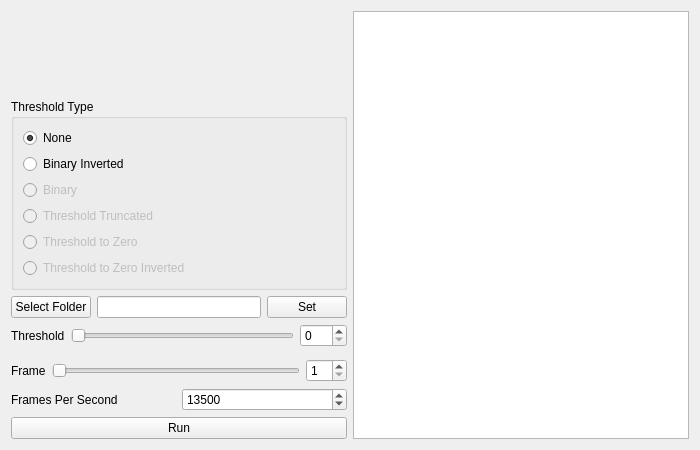
This is frequencydetection.ui in Tokyo-MQP-2024/IgniteCV as Qt 5 draws it before an edit. The edited form follows.
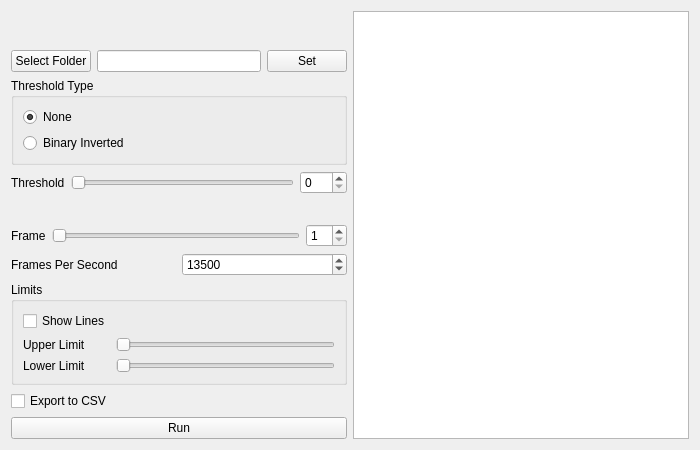
This is the edited form. Custom widgets are drawn as their Qt base class.

The edit to the form file:
```diff
--- a/frequencydetection.ui
+++ b/frequencydetection.ui
@@ -17,112 +17,6 @@
    <string>Form</string>
   </property>
   <layout class="QGridLayout" name="gridLayout">
-   <item row="4" column="0">
-    <layout class="QHBoxLayout" name="threshold">
-     <property name="sizeConstraint">
-      <enum>QLayout::SizeConstraint::SetFixedSize</enum>
-     </property>
-     <item>
-      <widget class="QLabel" name="label_6">
-       <property name="text">
-        <string>Threshold</string>
-       </property>
-      </widget>
-     </item>
-     <item>
-      <widget class="QSlider" name="thresholdSlider">
-       <property name="maximum">
-        <number>255</number>
-       </property>
-       <property name="orientation">
-        <enum>Qt::Orientation::Horizontal</enum>
-       </property>
-      </widget>
-     </item>
-     <item>
-      <widget class="QSpinBox" name="spinBox_2">
-       <property name="maximum">
-        <number>255</number>
-       </property>
-      </widget>
-     </item>
-    </layout>
-   </item>
-   <item row="0" column="0">
-    <spacer name="verticalSpacer">
-     <property name="orientation">
-      <enum>Qt::Orientation::Vertical</enum>
-     </property>
-     <property name="sizeHint" stdset="0">
-      <size>
-       <width>20</width>
-       <height>40</height>
-      </size>
-     </property>
-    </spacer>
-   </item>
-   <item row="7" column="0">
-    <layout class="QHBoxLayout" name="fpsLayout">
-     <item>
-      <widget class="QLabel" name="label_2">
-       <property name="text">
-        <string>Frames Per Second</string>
-       </property>
-      </widget>
-     </item>
-     <item>
-      <widget class="QSpinBox" name="spinBox_3">
-       <property name="minimum">
-        <number>1</number>
-       </property>
-       <property name="maximum">
-        <number>9999999</number>
-       </property>
-       <property name="value">
-        <number>13500</number>
-       </property>
-      </widget>
-     </item>
-    </layout>
-   </item>
-   <item row="6" column="0">
-    <layout class="QHBoxLayout" name="horizontalLayout_2">
-     <item>
-      <widget class="QLabel" name="label">
-       <property name="text">
-        <string>Frame</string>
-       </property>
-      </widget>
-     </item>
-     <item>
-      <widget class="QSlider" name="horizontalSlider">
-       <property name="minimum">
-        <number>1</number>
-       </property>
-       <property name="orientation">
-        <enum>Qt::Orientation::Horizontal</enum>
-       </property>
-      </widget>
-     </item>
-     <item>
-      <widget class="QSpinBox" name="spinBox">
-       <property name="minimum">
-        <number>1</number>
-       </property>
-      </widget>
-     </item>
-    </layout>
-   </item>
-   <item row="0" column="2" rowspan="9">
-    <widget class="qgraphicsviewresize" name="graphicsView">
-     <property name="verticalScrollBarPolicy">
-      <enum>Qt::ScrollBarPolicy::ScrollBarAlwaysOff</enum>
-     </property>
-     <property name="horizontalScrollBarPolicy">
-      <enum>Qt::ScrollBarPolicy::ScrollBarAlwaysOff</enum>
-     </property>
-    </widget>
-   </item>
    <item row="2" column="0">
     <widget class="QGroupBox" name="threshType">
      <property name="sizePolicy">
@@ -161,53 +55,134 @@
         </property>
        </widget>
       </item>
-      <item>
-       <widget class="QRadioButton" name="radioButton_binary">
-        <property name="enabled">
-         <bool>false</bool>
-        </property>
-        <property name="text">
-         <string>Binary</string>
-        </property>
-        <property name="checked">
-         <bool>false</bool>
-        </property>
-       </widget>
-      </item>
-      <item>
-       <widget class="QRadioButton" name="radioButton_threshtrunc">
-        <property name="enabled">
-         <bool>false</bool>
-        </property>
-        <property name="text">
-         <string>Threshold Truncated</string>
-        </property>
-       </widget>
-      </item>
-      <item>
-       <widget class="QRadioButton" name="radioButton_thresh0">
-        <property name="enabled">
-         <bool>false</bool>
-        </property>
-        <property name="text">
-         <string>Threshold to Zero</string>
-        </property>
-       </widget>
-      </item>
-      <item>
-       <widget class="QRadioButton" name="radioButton_thresh0inv">
-        <property name="enabled">
-         <bool>false</bool>
-        </property>
-        <property name="text">
-         <string>Threshold to Zero Inverted</string>
-        </property>
-       </widget>
-      </item>
      </layout>
     </widget>
    </item>
+   <item row="0" column="0">
+    <spacer name="verticalSpacer">
+     <property name="orientation">
+      <enum>Qt::Orientation::Vertical</enum>
+     </property>
+     <property name="sizeHint" stdset="0">
+      <size>
+       <width>20</width>
+       <height>40</height>
+      </size>
+     </property>
+    </spacer>
+   </item>
+   <item row="12" column="0">
+    <widget class="QPushButton" name="runButton">
+     <property name="text">
+      <string>Run</string>
+     </property>
+    </widget>
+   </item>
+   <item row="0" column="2" rowspan="13">
+    <widget class="qgraphicsviewresize" name="graphicsView">
+     <property name="verticalScrollBarPolicy">
+      <enum>Qt::ScrollBarPolicy::ScrollBarAlwaysOff</enum>
+     </property>
+     <property name="horizontalScrollBarPolicy">
+      <enum>Qt::ScrollBarPolicy::ScrollBarAlwaysOff</enum>
+     </property>
+    </widget>
+   </item>
    <item row="3" column="0">
+    <layout class="QHBoxLayout" name="threshold">
+     <property name="sizeConstraint">
+      <enum>QLayout::SizeConstraint::SetFixedSize</enum>
+     </property>
+     <item>
+      <widget class="QLabel" name="label_6">
+       <property name="text">
+        <string>Threshold</string>
+       </property>
+      </widget>
+     </item>
+     <item>
+      <widget class="QSlider" name="thresholdSlider">
+       <property name="maximum">
+        <number>255</number>
+       </property>
+       <property name="orientation">
+        <enum>Qt::Orientation::Horizontal</enum>
+       </property>
+      </widget>
+     </item>
+     <item>
+      <widget class="QSpinBox" name="spinBox_2">
+       <property name="maximum">
+        <number>255</number>
+       </property>
+      </widget>
+     </item>
+    </layout>
+   </item>
+   <item row="9" column="0">
+    <layout class="QHBoxLayout" name="fpsLayout">
+     <item>
+      <widget class="QLabel" name="label_2">
+       <property name="text">
+        <string>Frames Per Second</string>
+       </property>
+      </widget>
+     </item>
+     <item>
+      <widget class="QSpinBox" name="spinBox_3">
+       <property name="minimum">
+        <number>1</number>
+       </property>
+       <property name="maximum">
+        <number>9999999</number>
+       </property>
+       <property name="value">
+        <number>13500</number>
+       </property>
+      </widget>
+     </item>
+    </layout>
+   </item>
+   <item row="8" column="0">
+    <layout class="QHBoxLayout" name="horizontalLayout_2">
+     <item>
+      <widget class="QLabel" name="label">
+       <property name="text">
+        <string>Frame</string>
+       </property>
+      </widget>
+     </item>
+     <item>
+      <widget class="QSlider" name="horizontalSlider">
+       <property name="minimum">
+        <number>1</number>
+       </property>
+       <property name="orientation">
+        <enum>Qt::Orientation::Horizontal</enum>
+       </property>
+      </widget>
+     </item>
+     <item>
+      <widget class="QSpinBox" name="spinBox">
+       <property name="minimum">
+        <number>1</number>
+       </property>
+      </widget>
+     </item>
+    </layout>
+   </item>
+   <item row="11" column="0">
+    <layout class="QHBoxLayout" name="csvLayout">
+     <item>
+      <widget class="QCheckBox" name="checkBox">
+       <property name="text">
+        <string>Export to CSV</string>
+       </property>
+      </widget>
+     </item>
+    </layout>
+   </item>
+   <item row="1" column="0">
     <layout class="QHBoxLayout" name="horizontalLayout">
      <item>
       <widget class="QPushButton" name="pushButton">
@@ -228,11 +203,48 @@
      </item>
     </layout>
    </item>
-   <item row="8" column="0">
-    <widget class="QPushButton" name="runButton">
-     <property name="text">
-      <string>Run</string>
+   <item row="10" column="0">
+    <widget class="QGroupBox" name="Limits">
+     <property name="title">
+      <string>Limits</string>
      </property>
+     <layout class="QGridLayout" name="gridLayout_3">
+      <item row="1" column="1">
+       <widget class="QSlider" name="horizontalSlider_2">
+        <property name="orientation">
+         <enum>Qt::Orientation::Horizontal</enum>
+        </property>
+       </widget>
+      </item>
+      <item row="2" column="0">
+       <widget class="QLabel" name="label_3">
+        <property name="text">
+         <string>Lower Limit</string>
+        </property>
+       </widget>
+      </item>
+      <item row="2" column="1">
+       <widget class="QSlider" name="horizontalSlider_3">
+        <property name="orientation">
+         <enum>Qt::Orientation::Horizontal</enum>
+        </property>
+       </widget>
+      </item>
+      <item row="1" column="0">
+       <widget class="QLabel" name="label_4">
+        <property name="text">
+         <string>Upper Limit</string>
+        </property>
+       </widget>
+      </item>
+      <item row="0" column="0">
+       <widget class="QCheckBox" name="checkBox_2">
+        <property name="text">
+         <string>Show Lines</string>
+        </property>
+       </widget>
+      </item>
+     </layout>
     </widget>
    </item>
   </layout>
```
